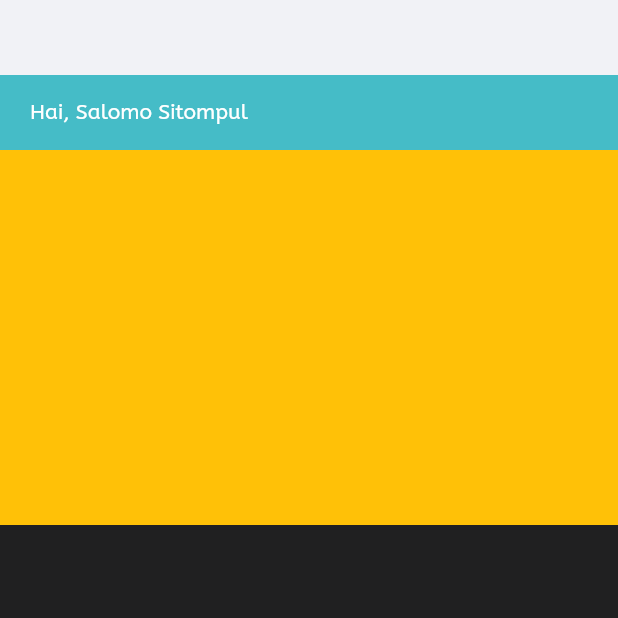
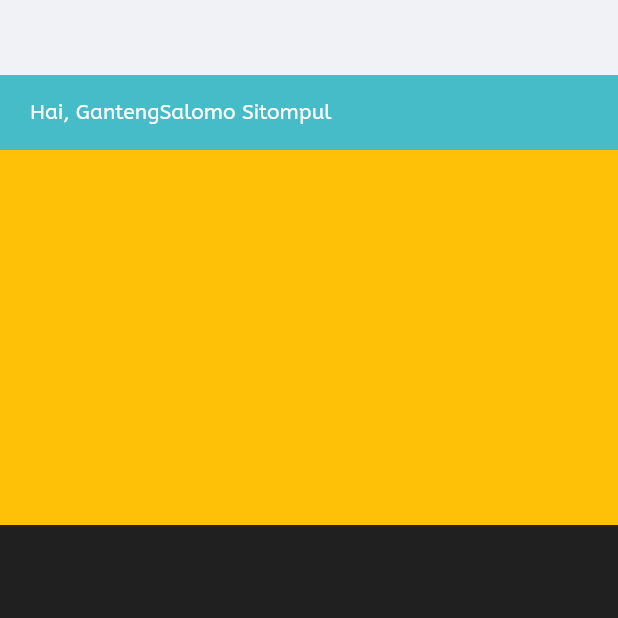
Before and after one commit to salomo07/wmsflutter, a Flutter app: the screen it shows after launch, on a phone screen of 412 x 824 dp, the top half of it. Run offline on Flutter 3.47's test engine with Material 2 defaults, Android fonts, the phone set to English and light mode, and no system bars.

Commit message:
Init 24/07/23

```diff
--- a/lib/modules/home/views/home_pages.dart
+++ b/lib/modules/home/views/home_pages.dart
@@ -10,6 +10,7 @@ class HomePage extends StatefulWidget {
 }
 
 class _HomePageState extends State<HomePage> {
+  var xxx = "Ganteng";
   @override
   Widget build(BuildContext context) {
     return Scaffold(
@@ -24,25 +25,26 @@ class _HomePageState extends State<HomePage> {
               child: Row(
                 children: [
                   SizedBox(width: 20),
-                Text("Hai, ",
+                  Text(
+                    "Hai, $xxx",
                     style: TextStyle(
                       fontWeight: FontWeight.w200,
                       color: Colors.white,
                       fontFamily: "ABeeZee",
-
-                ),),
-                Text("Salomo Sitompul",
+                    ),
+                  ),
+                  Text(
+                    "Salomo Sitompul",
                     style: TextStyle(
                       overflow: TextOverflow.ellipsis,
                       fontWeight: FontWeight.w200,
                       color: Colors.white,
                       fontFamily: "ABeeZee",
-
-                ),)
+                    ),
+                  )
                 ],
               ),
             ),
-
             Container(
               color: Colors.amber,
               height: 250,
@@ -70,7 +72,6 @@ class _HomePageState extends State<HomePage> {
           ],
         ),
         backgroundColor: Color(0xffF1F2F6),
-      bottomNavigationBar:BottomNavBarWidget()
-    );
+        bottomNavigationBar: BottomNavBarWidget());
   }
 }
```
Lines whose indentation alone changed are shown as unchanged.
